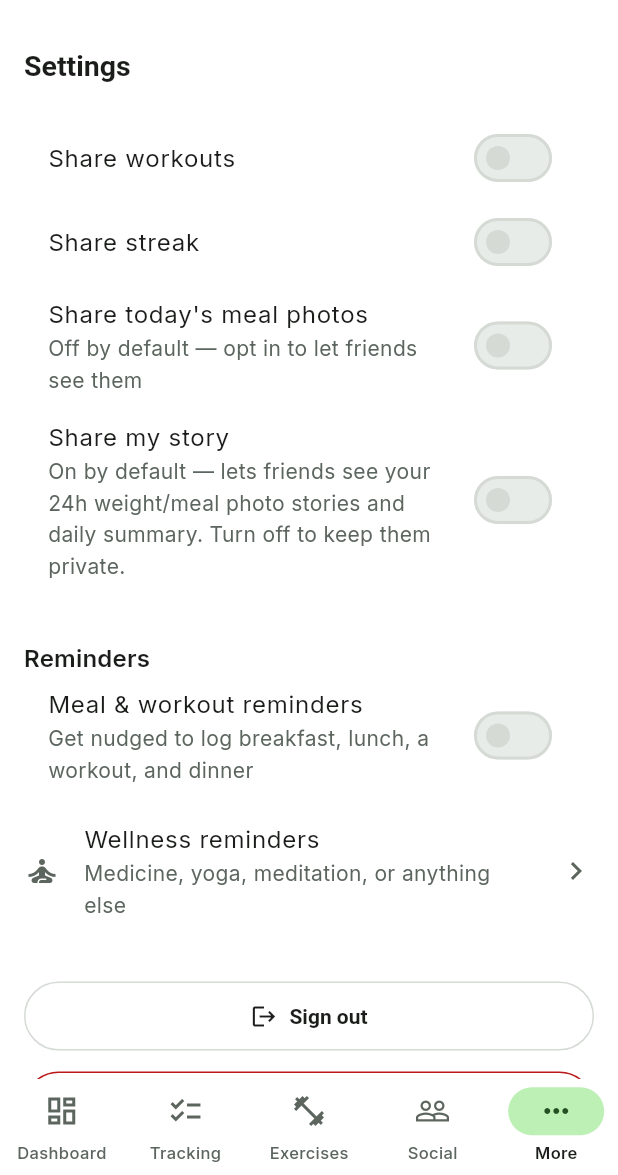
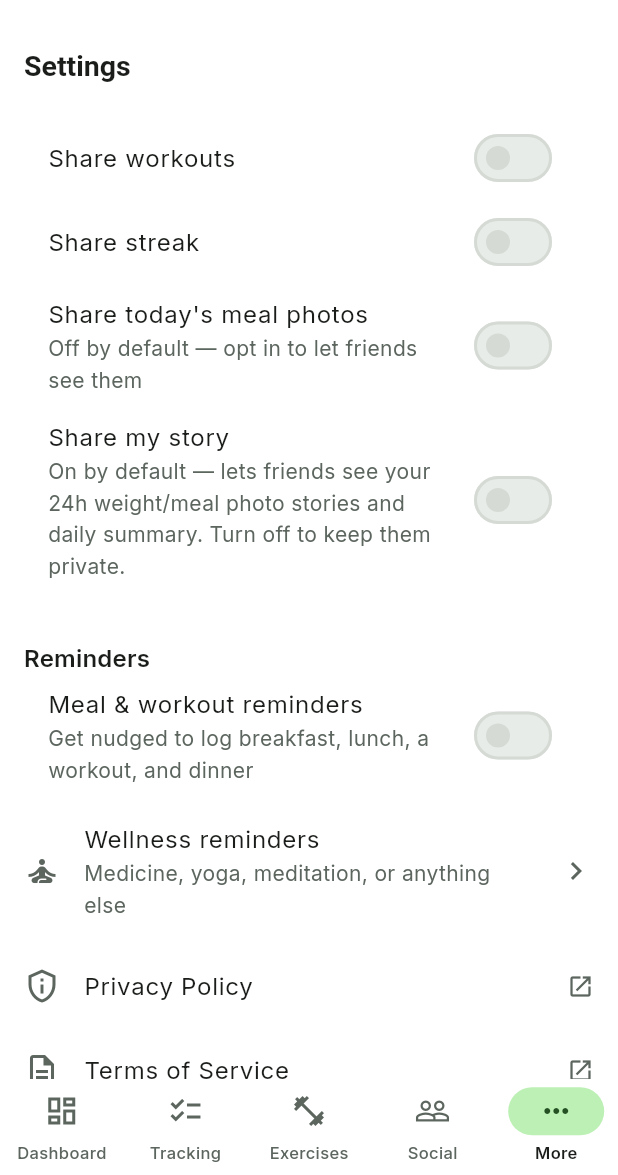
Before and after one commit to vaibhavhariramani/fitness_buddy, a Flutter app: the SettingsScreen screen opened by its route, scrolled down 576 dp, on a phone screen of 412 x 824 dp, the part 61-1236 px from its top. Run offline on Flutter 3.47's test engine with Material 3 defaults, Android fonts, the phone set to English and light mode, and no system bars; our stand-ins replace audioplayers, cached_network_image, cloud_firestore, cloud_functions, firebase_auth, firebase_core and 18 more; missing offline and left inert: mobile_scanner, path_parsing; accounts and stored records are empty; generated files the repository leaves out were written again; network calls fail.

Commit message:
fix: link privacy policy and terms of service from Settings
Both were already written and live at fitness-buddy.web.app but nothing
in the app linked to them — Apple requires the privacy policy be
reachable from inside the running app, not only from the App Store
listing (Guideline 5.1.1(i)).

Co-Authored-By: Claude Sonnet 5 <noreply@anthropic.com>

```diff
--- a/lib/features/settings/settings_screen.dart
+++ b/lib/features/settings/settings_screen.dart
@@ -2,6 +2,7 @@ import 'package:cloud_functions/cloud_functions.dart';
 import 'package:flutter/material.dart';
 import 'package:flutter_riverpod/flutter_riverpod.dart';
 import 'package:go_router/go_router.dart';
+import 'package:url_launcher/url_launcher.dart';
 
 import '../../app/theme_mode_controller.dart';
 import '../../core/providers.dart';
@@ -165,6 +166,16 @@ class _SettingsScreenState extends ConsumerState<SettingsScreen> {
       ScaffoldMessenger.of(
         context,
       ).showSnackBar(SnackBar(content: Text(message)));
+    }
+  }
+
+  Future<void> _openUrl(String url) async {
+    final uri = Uri.parse(url);
+    final opened = await launchUrl(uri, mode: LaunchMode.externalApplication);
+    if (!opened && mounted) {
+      ScaffoldMessenger.of(
+        context,
+      ).showSnackBar(SnackBar(content: Text('Couldn\'t open $url')));
     }
   }
 
@@ -433,6 +444,21 @@ class _SettingsScreenState extends ConsumerState<SettingsScreen> {
             trailing: const Icon(Icons.chevron_right),
             onTap: () => context.go('/wellness-reminders'),
           ),
+          const SizedBox(height: 8),
+          ListTile(
+            contentPadding: EdgeInsets.zero,
+            leading: const Icon(Icons.privacy_tip_outlined),
+            title: const Text('Privacy Policy'),
+            trailing: const Icon(Icons.open_in_new, size: 18),
+            onTap: () => _openUrl('https://fitness-buddy.web.app/privacy.html'),
+          ),
+          ListTile(
+            contentPadding: EdgeInsets.zero,
+            leading: const Icon(Icons.description_outlined),
+            title: const Text('Terms of Service'),
+            trailing: const Icon(Icons.open_in_new, size: 18),
+            onTap: () => _openUrl('https://fitness-buddy.web.app/terms.html'),
+          ),
           const SizedBox(height: 32),
           OutlinedButton.icon(
             onPressed:
--- a/pubspec.yaml
+++ b/pubspec.yaml
@@ -59,6 +59,7 @@ dependencies:
   # Sharing
   share_plus: ^10.1.3
   path_provider: ^2.1.5
+  url_launcher: ^6.3.1
 
 dev_dependencies:
   flutter_test:
```
Also changed, not shown: pubspec.lock.
